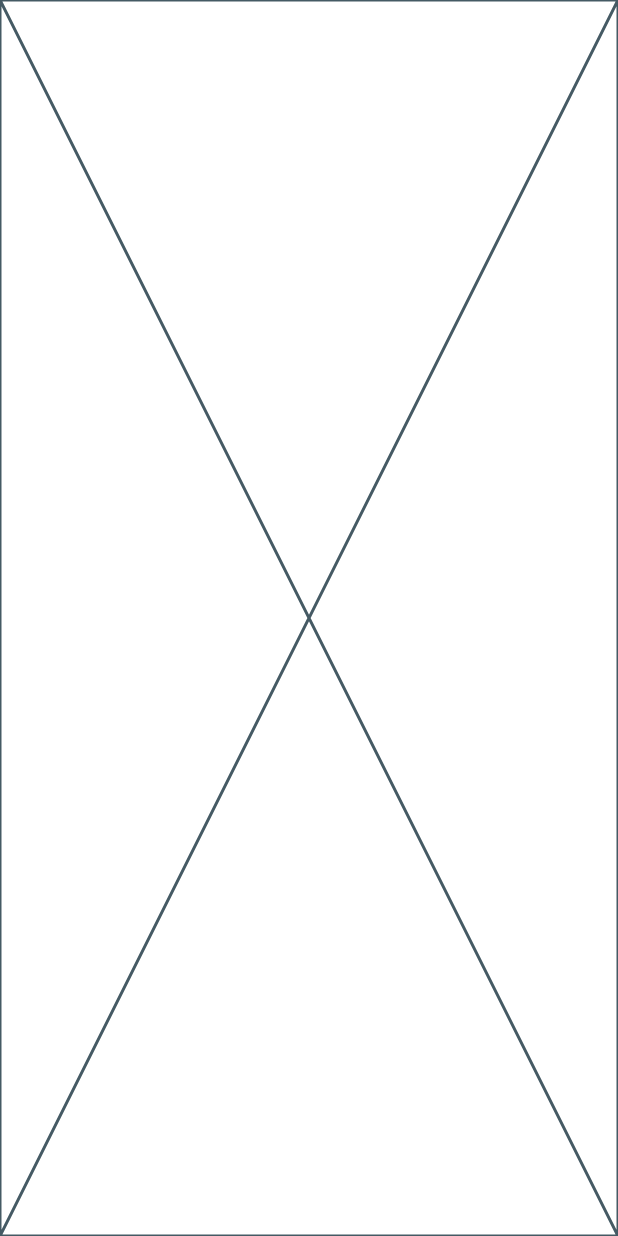
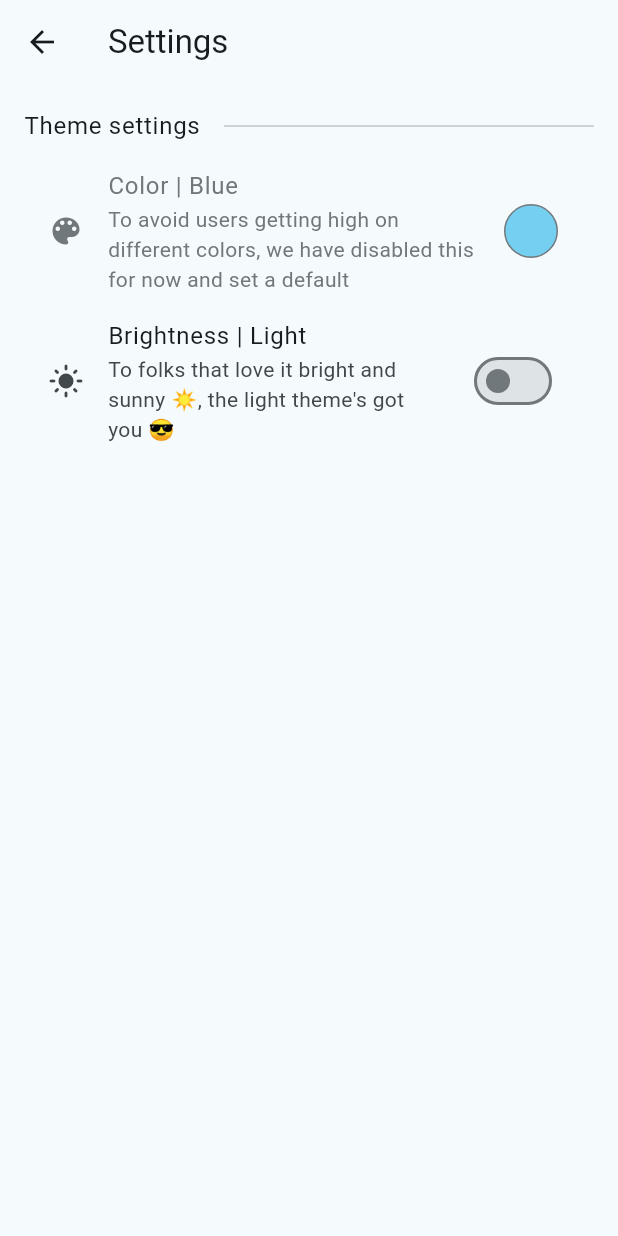
Before and after one commit to Daeon97/nim_track, a Flutter app: the screen it shows after launch, after a tap on the "settings" icon, on a phone screen of 412 x 824 dp. Run offline on Flutter 3.47's test engine with Material 2 defaults, Android fonts, the light colour scheme and no system bars; our stand-ins replace dartz, equatable, flutter_bloc, flutter_dotenv, get_it, hydrated_bloc; missing offline and left inert: amplify_api, amplify_flutter, mapbox_maps_flutter; statements that could not run were skipped.

Commit message:
Finished up settings theme section UI

```diff
--- a/lib/core/resources/strings.dart
+++ b/lib/core/resources/strings.dart
@@ -32,9 +32,24 @@ const problemsLiteral = 'Problems';
 const viewAllLiteral = 'View All';
 const allLiteral = 'All';
 const settingsLiteral = 'Settings';
+const themeSettingsLiteral = 'Theme settings';
+const brightnessLiteral = 'Brightness';
+const lightLiteral = 'Light';
+const darkLiteral = 'Dark';
+const lightThemeExplanationLiteral =
+    "To folks that love it bright and sunny ☀️, the light theme's got you 😎";
+const darkThemeExplanationLiteral =
+    'To folks that love it dark and cool 🌑, the dark theme is the way to go 🌚';
+const colorLiteral = 'Color';
+const blueLiteral = 'Blue';
+const colorExplanationLiteral =
+    'To avoid users getting high on different colors, we have disabled this for now and set a default';
 
 // Special characters
 const percentage = '%';
+const bullet = '•';
+const tabSpace = ' ';
+const verticalBar = '|';
 
 // Placeholders to be removed later
 const placeholderName2 = 'Test 2';
--- a/lib/features/settings/presentation/screens/settings_screen.dart
+++ b/lib/features/settings/presentation/screens/settings_screen.dart
@@ -1,6 +1,9 @@
 // ignore_for_file: public_member_api_docs
 
 import 'package:flutter/material.dart';
+import 'package:nim_track/core/resources/numbers.dart';
+import 'package:nim_track/core/resources/strings.dart';
+import 'package:nim_track/features/settings/presentation/widgets/theme_section.dart';
 
 class SettingsScreen extends StatefulWidget {
   const SettingsScreen({super.key});
@@ -11,5 +14,28 @@ class SettingsScreen extends StatefulWidget {
 
 class _SettingsScreenState extends State<SettingsScreen> {
   @override
-  Widget build(BuildContext context) => const Placeholder();
+  Widget build(BuildContext context) => Scaffold(
+        appBar: AppBar(
+          title: const Text(
+            settingsLiteral,
+          ),
+        ),
+        body: const SingleChildScrollView(
+          padding: EdgeInsetsDirectional.symmetric(
+            horizontal: spacing,
+          ),
+          child: Column(
+            crossAxisAlignment: CrossAxisAlignment.start,
+            children: [
+              SizedBox(
+                height: spacing,
+              ),
+              ThemeSection(),
+              SizedBox(
+                height: spacing,
+              ),
+            ],
+          ),
+        ),
+      );
 }
--- /dev/null
+++ b/lib/features/settings/presentation/widgets/theme_section.dart
@@ -0,0 +1,140 @@
+// ignore_for_file: public_member_api_docs
+
+import 'package:flutter/material.dart';
+import 'package:flutter_bloc/flutter_bloc.dart';
+import 'package:nim_track/core/resources/colors.dart';
+import 'package:nim_track/core/resources/numbers.dart';
+import 'package:nim_track/core/resources/strings.dart';
+import 'package:nim_track/core/utils/enums.dart' as enums;
+import 'package:nim_track/features/settings/presentation/blocs/theme_bloc/theme_bloc.dart';
+
+class ThemeSection extends StatelessWidget {
+  const ThemeSection({super.key});
+
+  @override
+  Widget build(BuildContext context) => Column(
+        crossAxisAlignment: CrossAxisAlignment.start,
+        children: [
+          Row(
+            children: [
+              Text(
+                themeSettingsLiteral,
+                style: Theme.of(context).textTheme.bodyLarge,
+              ),
+              const Expanded(
+                child: Divider(
+                  indent: spacing,
+                ),
+              ),
+            ],
+          ),
+          const SizedBox(
+            height: smallSpacing,
+          ),
+          ListTile(
+            shape: RoundedRectangleBorder(
+              borderRadius: BorderRadiusDirectional.circular(
+                smallSpacing,
+              ),
+            ),
+            leading: Icon(
+              Icons.color_lens,
+              color: Theme.of(context).dividerColor,
+            ),
+            title: Text(
+              colorLiteral + tabSpace + verticalBar + tabSpace + blueLiteral,
+              style: TextStyle(
+                color: Theme.of(context).dividerColor,
+              ),
+            ),
+            subtitle: Text(
+              colorExplanationLiteral,
+              style: TextStyle(
+                color: Theme.of(context).dividerColor,
+              ),
+            ),
+            trailing: Container(
+              width: largeSpacing + tinySpacing + tinySpacing,
+              height: largeSpacing + tinySpacing + tinySpacing,
+              decoration: BoxDecoration(
+                shape: BoxShape.circle,
+                color: baseColorBlue,
+                border: Border.all(
+                  color: Theme.of(context).dividerColor,
+                ),
+              ),
+            ),
+          ),
+          BlocBuilder<ThemeBloc, ThemeState>(
+            builder: (themeContext, themeState) => ListTile(
+              shape: RoundedRectangleBorder(
+                borderRadius: BorderRadiusDirectional.circular(
+                  smallSpacing,
+                ),
+              ),
+              onTap: () {
+                switch (themeState.themeEntity.brightness) {
+                  case Brightness.light:
+                    themeContext.read<ThemeBloc>().add(
+                          const ThemeEvent(
+                            seedColor: enums.SeedColor.blue,
+                            brightness: enums.Brightness.dark,
+                          ),
+                        );
+                  case Brightness.dark:
+                    themeContext.read<ThemeBloc>().add(
+                          const ThemeEvent(
+                            seedColor: enums.SeedColor.blue,
+                            brightness: enums.Brightness.light,
+                          ),
+                        );
+                }
+              },
+              title: Text(
+                brightnessLiteral +
+                    tabSpace +
+                    verticalBar +
+                    tabSpace +
+                    switch (themeState.themeEntity.brightness) {
+                      Brightness.light => lightLiteral,
+                      Brightness.dark => darkLiteral
+                    },
+              ),
+              subtitle: Text(
+                switch (themeState.themeEntity.brightness) {
+                  Brightness.light => lightThemeExplanationLiteral,
+                  Brightness.dark => darkThemeExplanationLiteral
+                },
+              ),
+              leading: Icon(
+                switch (themeState.themeEntity.brightness) {
+                  Brightness.light => Icons.light_mode,
+                  Brightness.dark => Icons.dark_mode
+                },
+              ),
+              trailing: Switch(
+                value: themeState.themeEntity.brightness == Brightness.dark,
+                onChanged: (_) {
+                  switch (themeState.themeEntity.brightness) {
+                    case Brightness.light:
+                      themeContext.read<ThemeBloc>().add(
+                            const ThemeEvent(
+                              seedColor: enums.SeedColor.blue,
+                              brightness: enums.Brightness.dark,
+                            ),
+                          );
+                    case Brightness.dark:
+                      themeContext.read<ThemeBloc>().add(
+                            const ThemeEvent(
+                              seedColor: enums.SeedColor.blue,
+                              brightness: enums.Brightness.light,
+                            ),
+                          );
+                  }
+                },
+              ),
+            ),
+          ),
+        ],
+      );
+}
--- a/lib/features/tracker_module/presentation/screens/home_screen.dart
+++ b/lib/features/tracker_module/presentation/screens/home_screen.dart
@@ -3,11 +3,13 @@
 import 'package:amplify_api/amplify_api.dart';
 import 'package:amplify_flutter/amplify_flutter.dart';
 import 'package:flutter/material.dart';
+import 'package:flutter_bloc/flutter_bloc.dart';
 import 'package:flutter_dotenv/flutter_dotenv.dart';
 import 'package:mapbox_maps_flutter/mapbox_maps_flutter.dart';
 import 'package:nim_track/amplifyconfiguration.dart';
 import 'package:nim_track/core/resources/numbers.dart';
 import 'package:nim_track/core/resources/strings.dart';
+import 'package:nim_track/features/settings/presentation/blocs/theme_bloc/theme_bloc.dart';
 import 'package:nim_track/features/tracker_module/presentation/widgets/dashboard_sheet.dart';
 // import 'package:mapbox_maps_flutter/mapbox_maps_flutter.dart';
 
@@ -33,7 +35,8 @@ class _HomeScreenState extends State<HomeScreen> {
           child: Stack(
             alignment: AlignmentDirectional.topEnd,
             children: [
-              MapWidget(
+              BlocBuilder<ThemeBloc, ThemeState>(
+                builder: (_, themeState) => MapWidget(
                   cameraOptions: CameraOptions(
                     center: Point(
                       coordinates: Position(
@@ -49,9 +52,11 @@ class _HomeScreenState extends State<HomeScreen> {
                   resourceOptions: ResourceOptions(
                     accessToken: dotenv.env[mapboxSecretTokenKeyName]!,
                   ),
-                styleUri: Theme.of(context).brightness == Brightness.light
+                  styleUri:
+                      themeState.themeEntity.brightness == Brightness.light
                           ? MapboxStyles.MAPBOX_STREETS
                           : MapboxStyles.DARK,
+                ),
               ),
               Padding(
                 padding: const EdgeInsetsDirectional.all(
```
Lines whose indentation alone changed are shown as unchanged.
